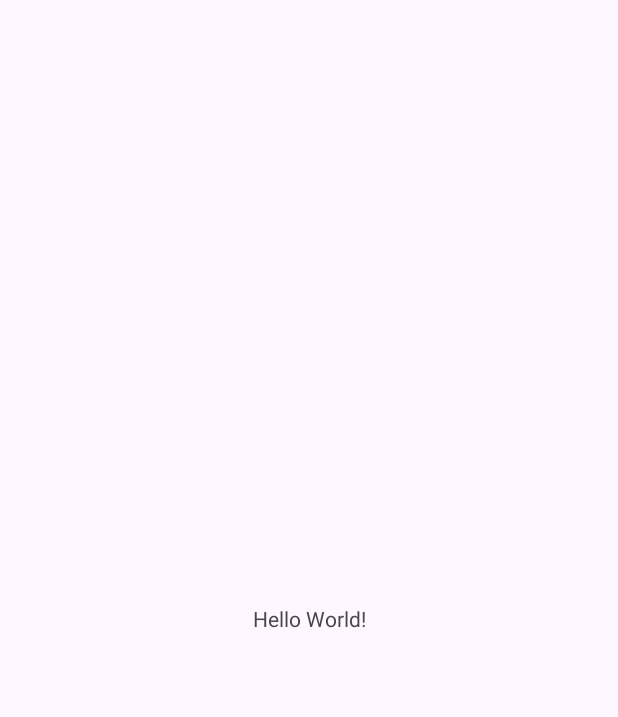
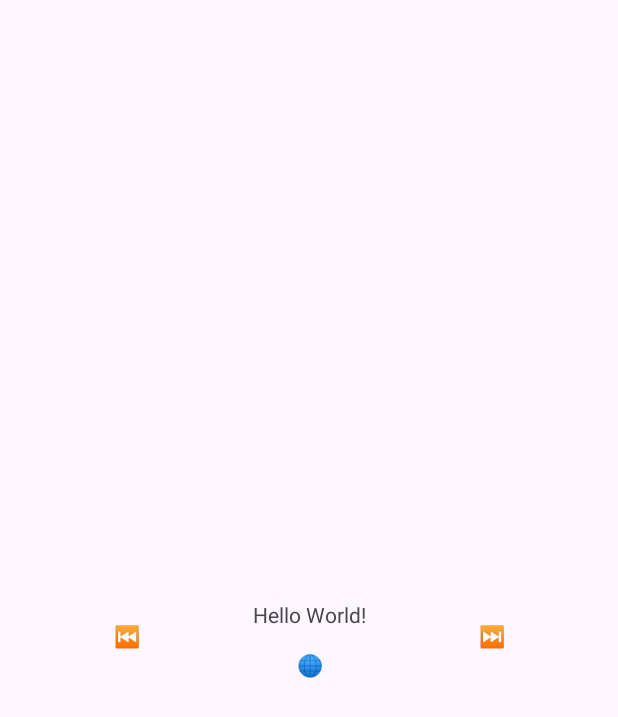
Before and after one commit to EldarKurbanov/ListOfBirds, an Android app: the screen it shows after launch (MainActivity), on a phone screen of 412 x 824 dp. Before the commit the part shown is almost empty. Shown: the top 717 px of the screen. Run offline under Robolectric (Android 15) with nearby library versions, the phone set to English and light mode, and no system bars.

Commit message:
ui draft

```diff
--- a/app/src/main/java/com/example/listofbirds/MainActivity.java
+++ b/app/src/main/java/com/example/listofbirds/MainActivity.java
@@ -3,6 +3,7 @@ package com.example.listofbirds;
 import androidx.appcompat.app.AppCompatActivity;
 
 import android.os.Bundle;
+import android.widget.Button;
 
 public class MainActivity extends AppCompatActivity {
 
--- a/app/src/main/res/layout/activity_main.xml
+++ b/app/src/main/res/layout/activity_main.xml
@@ -1,18 +1,69 @@
 <?xml version="1.0" encoding="utf-8"?>
-<androidx.constraintlayout.widget.ConstraintLayout xmlns:android="http://schemas.android.com/apk/res/android"
+
+<ScrollView xmlns:android="http://schemas.android.com/apk/res/android"
     xmlns:app="http://schemas.android.com/apk/res-auto"
     xmlns:tools="http://schemas.android.com/tools"
     android:layout_width="match_parent"
     android:layout_height="match_parent"
     tools:context=".MainActivity">
 
+    <androidx.constraintlayout.widget.ConstraintLayout
+        android:layout_width="match_parent"
+        android:layout_height="wrap_content">
+
+        <ImageView
+            android:id="@+id/bird_image"
+            android:layout_width="wrap_content"
+            android:layout_height="400dp"
+            android:contentDescription="@string/bird_image_description"
+            app:layout_constraintEnd_toEndOf="parent"
+            app:layout_constraintStart_toStartOf="parent"
+            app:layout_constraintTop_toTopOf="parent"
+            app:srcCompat="@android:color/transparent" />
+
         <TextView
+            android:id="@+id/bird_name"
             android:layout_width="wrap_content"
             android:layout_height="wrap_content"
             android:text="Hello World!"
-        app:layout_constraintBottom_toBottomOf="parent"
             app:layout_constraintEnd_toEndOf="parent"
             app:layout_constraintStart_toStartOf="parent"
-        app:layout_constraintTop_toTopOf="parent" />
+            app:layout_constraintTop_toBottomOf="@+id/bird_image" />
+
+        <Button
+            android:id="@+id/previous"
+            android:layout_width="wrap_content"
+            android:layout_height="wrap_content"
+            android:background="?android:attr/selectableItemBackground"
+            android:text="@string/button_previous"
+            android:textColor="#424242"
+            app:layout_constraintEnd_toStartOf="@+id/bird_name"
+            app:layout_constraintStart_toStartOf="parent"
+            app:layout_constraintTop_toBottomOf="@+id/bird_image" />
+
+        <Button
+            android:id="@+id/next"
+            android:layout_width="wrap_content"
+            android:layout_height="wrap_content"
+            android:background="?android:attr/selectableItemBackground"
+            android:text="@string/button_next"
+            android:textColor="#424242"
+            app:layout_constraintEnd_toEndOf="parent"
+            app:layout_constraintStart_toEndOf="@+id/bird_name"
+            app:layout_constraintTop_toBottomOf="@+id/bird_image" />
+
+        <Button
+            android:id="@+id/help"
+            android:layout_width="wrap_content"
+            android:layout_height="wrap_content"
+            android:background="?android:attr/selectableItemBackground"
+            android:text="@string/button_help"
+            android:textColor="#0277BD"
+            app:layout_constraintBottom_toBottomOf="parent"
+            app:layout_constraintEnd_toStartOf="@+id/next"
+            app:layout_constraintStart_toEndOf="@+id/previous"
+            app:layout_constraintTop_toBottomOf="@+id/bird_name" />
 
     </androidx.constraintlayout.widget.ConstraintLayout>
+
+</ScrollView>
--- a/app/src/main/res/values/strings.xml
+++ b/app/src/main/res/values/strings.xml
@@ -1,5 +1,6 @@
 <resources>
     <string name="app_name">List of birds</string>
+    <string name="bird_image_description">Bird image</string>
     <string-array name="birds_names">
         <item>Eurasian skylark</item>
         <item>Tree pipit</item>
@@ -42,4 +43,7 @@
         <item>https://en.wikipedia.org/wiki/Common_redstart</item>
         <item>https://en.wikipedia.org/wiki/Common_chiffchaff</item>
     </string-array>
+    <string name="button_previous" translatable="false">⏮️</string>
+    <string name="button_next" translatable="false">⏭️</string>
+    <string name="button_help" translatable="false">🌐</string>
 </resources>
```
Also changed, not shown: 1 other file. Lines whose indentation alone changed are shown as unchanged.
